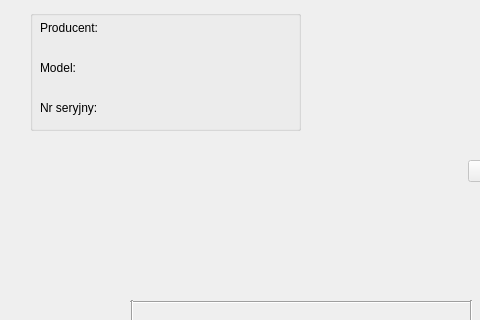
Before: the Qt Designer form Urzadzenia/urzadzenia.ui in Astropl/OptiBase, drawn with Qt 5; both pictures show x 0 to 480 and y 150 to 470 of the 800 by 600 pixel window.
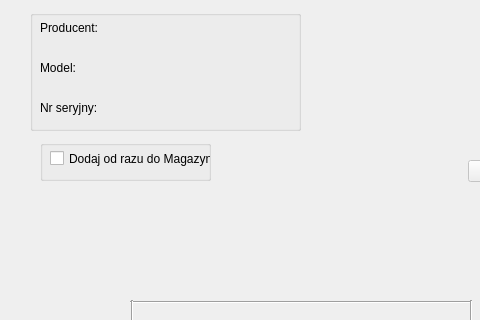
After: the same form once the commit is applied.

```diff
--- a/Urzadzenia/urzadzenia.ui
+++ b/Urzadzenia/urzadzenia.ui
@@ -561,6 +561,32 @@
      <string>TextLabel</string>
     </property>
    </widget>
+   <widget class="QGroupBox" name="groupBox_2">
+    <property name="geometry">
+     <rect>
+      <x>40</x>
+      <y>290</y>
+      <width>171</width>
+      <height>41</height>
+     </rect>
+    </property>
+    <property name="title">
+     <string/>
+    </property>
+    <widget class="QCheckBox" name="checkBox">
+     <property name="geometry">
+      <rect>
+       <x>10</x>
+       <y>10</y>
+       <width>161</width>
+       <height>17</height>
+      </rect>
+     </property>
+     <property name="text">
+      <string>Dodaj od razu do Magazynu</string>
+     </property>
+    </widget>
+   </widget>
   </widget>
   <widget class="QMenuBar" name="menubar">
    <property name="geometry">
```
